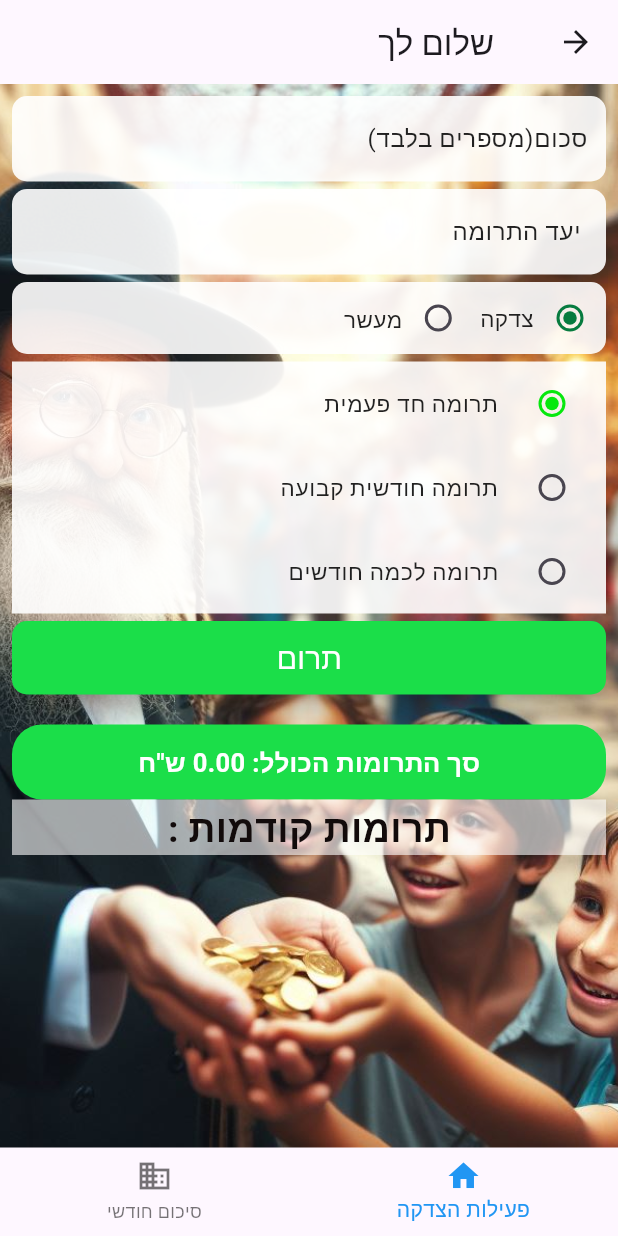
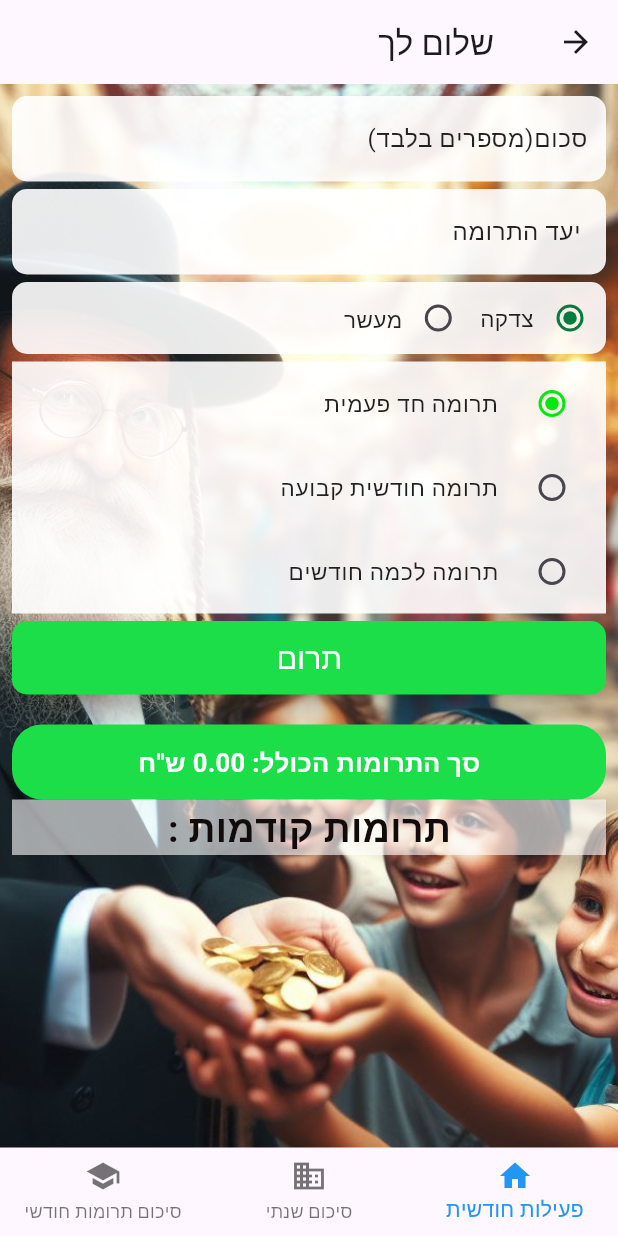
Before and after one commit to mendi-cohen/final-project-in-flutter, a Flutter app: the MyMainPage screen opened directly with empty values, after a tap on "צדקה / מעשרות", on a phone screen of 412 x 824 dp. Run offline on Flutter 3.47's test engine with Material 3 defaults, Android fonts, the phone set to English and light mode, and no system bars; our stand-ins replace flutter_local_notifications, localstorage; missing offline and left inert: translator; network calls fail.

```diff
--- a/lib/MainPage/BottomNavigation.dart
+++ b/lib/MainPage/BottomNavigation.dart
@@ -1,10 +1,12 @@
 import 'package:flutter/material.dart';
-import './charidy.dart';
-import './CharidyTable.dart';
+
 
 class BottomNavigationDemo extends StatefulWidget {
   final Map<String, dynamic> userData;
-  const BottomNavigationDemo({super.key, required this.userData}) ;
+  final  Widget one;
+  final  Widget two;
+  final  Widget ?three;
+  const BottomNavigationDemo({super.key, required this.userData , required this.one , required this.two ,this.three,}) ;
 
   @override
   _BottomNavigationDemoState createState() => _BottomNavigationDemoState();
@@ -19,8 +21,10 @@ class _BottomNavigationDemoState extends State<BottomNavigationDemo> {
   void initState() {
     super.initState();
     _widgetOptions = <Widget>[
-      CharidyWidget(userData: widget.userData),
-      CharidyTableWidget(userData: widget.userData),
+      widget.one,
+      widget.two,
+      if (widget.three != null) widget.three!,
+
     ];
   }
 
@@ -37,15 +41,20 @@ class _BottomNavigationDemoState extends State<BottomNavigationDemo> {
         child: _widgetOptions.elementAt(_selectedIndex),
       ),
       bottomNavigationBar: BottomNavigationBar(
-        items: const <BottomNavigationBarItem>[
-          BottomNavigationBarItem(
+        items:  <BottomNavigationBarItem>[
+          const BottomNavigationBarItem(
             icon: Icon(Icons.home),
-            label: 'פעילות הצדקה',
+            label: ' פעילות חודשית ',
           ),
-          BottomNavigationBarItem(
+          const BottomNavigationBarItem(
             icon: Icon(Icons.business),
-            label: 'סיכום חודשי',
+            label: 'סיכום שנתי',
           ),
+          if (widget.three != null)
+            const BottomNavigationBarItem(
+              icon: Icon(Icons.school),
+              label:  'סיכום תרומות חודשי',
+            ),
         ],
         currentIndex: _selectedIndex,
         selectedItemColor: Colors.blue,
--- a/lib/main.dart
+++ b/lib/main.dart
@@ -1,6 +1,7 @@
 import 'package:flutter/material.dart';
 import 'EnterUsers/EnterPage.dart';
 import 'Services/Notification.dart';
+// import 'Services/SpecialDate.dart';
 
 
 void main() {
```
Also changed, not shown: lib/MainPage/MyMainPage.dart (+23 -7 lines), lib/Services/SpecialDate.dart (+28 -9 lines).
